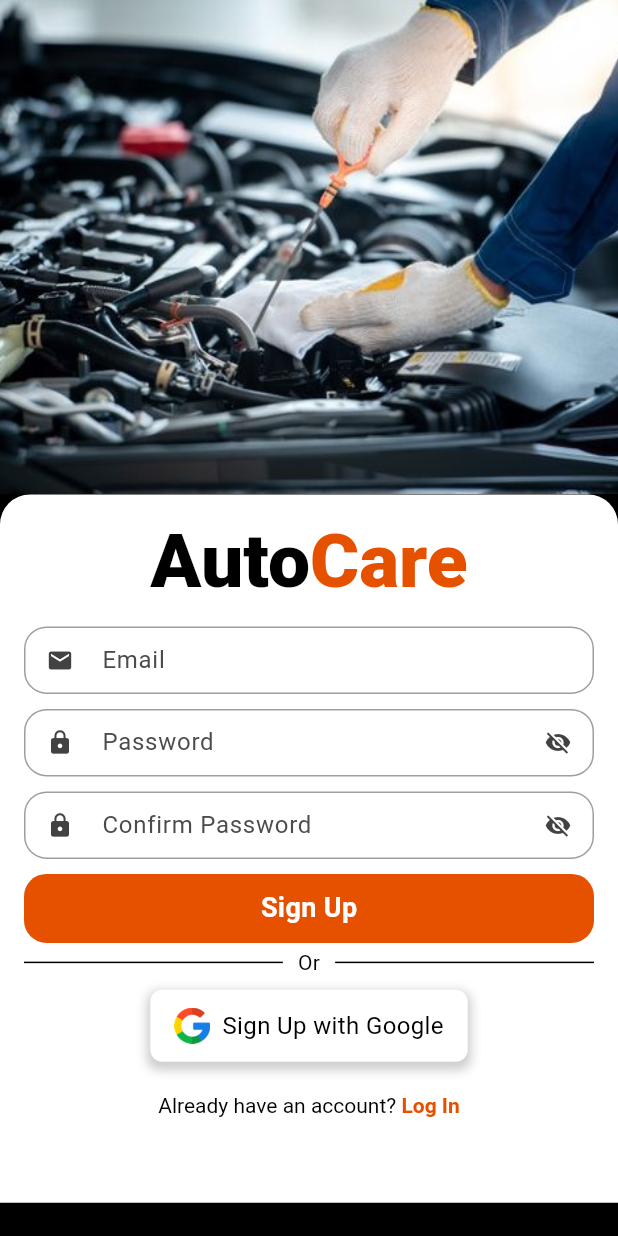
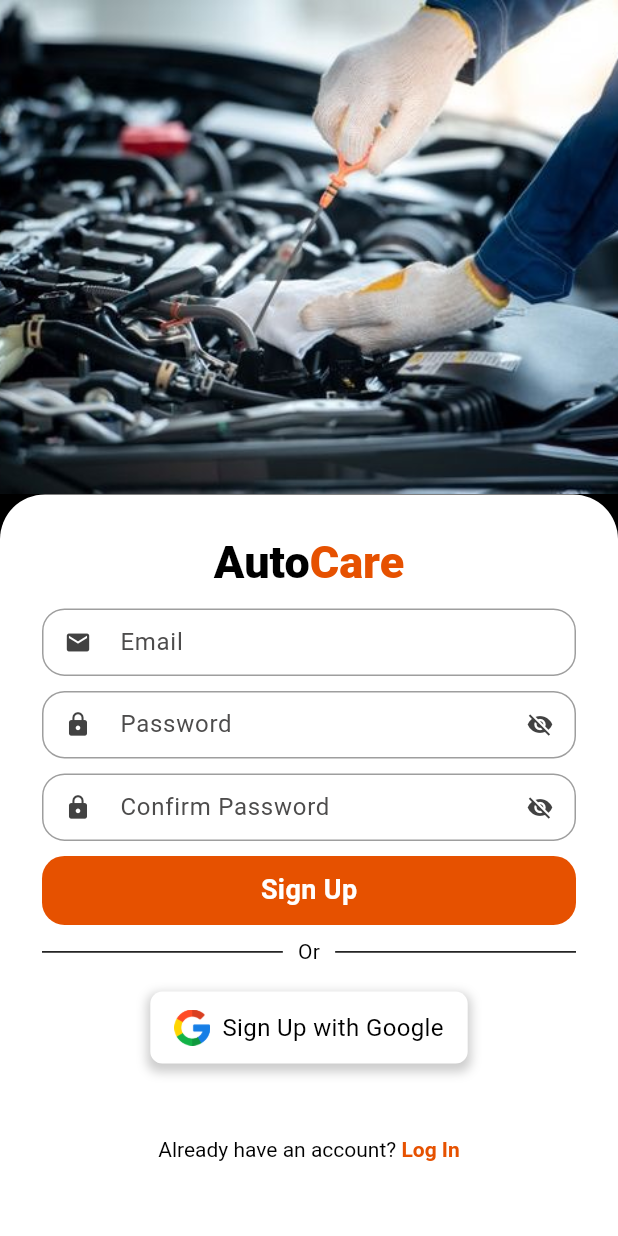
Before and after one commit to TechPyllars2024/AutoCareCarOwners, a Flutter app: the SignupScreen screen opened directly, on a phone screen of 412 x 824 dp. Run offline on Flutter 3.47's test engine with Material 3 defaults, Android fonts, the phone set to English and light mode, and no system bars; drawn by our look-alikes of flutter_animate; our stand-ins replace carousel_slider, cloud_firestore, curved_navigation_bar, firebase_auth, firebase_core, firebase_storage and 5 more; missing offline and left inert: flutter_pannable_rating_bar; accounts and stored records are empty.

Commit message:
update: sign up page

```diff
--- a/lib/Authentication/screens/signup.dart
+++ b/lib/Authentication/screens/signup.dart
@@ -133,9 +133,7 @@ class _SignupScreenState extends State<SignupScreen> {
     return Scaffold(
       backgroundColor: Colors.black,
       resizeToAvoidBottomInset: false,
-      body: SingleChildScrollView(
-        child: SizedBox(
-          child: Column(
+      body: Column(
         crossAxisAlignment: CrossAxisAlignment.center,
         children: <Widget>[
           // Sign Up Image
@@ -144,16 +142,19 @@ class _SignupScreenState extends State<SignupScreen> {
           ).animate().fadeIn(duration: const Duration(seconds: 2)),
 
           // Sign Up Form
-              Container(
-                padding: const EdgeInsets.all(16),
+          Expanded(
+            child: Container(
+              height: MediaQuery.of(context).size.height * 0.6,
+              padding: const EdgeInsets.all(20),
               decoration: const BoxDecoration(
                 color: Colors.white,
-                  borderRadius: BorderRadius.only(
-                    topLeft: Radius.circular(20),
-                    topRight: Radius.circular(20),
+                borderRadius: BorderRadius.only(topLeft: Radius.circular(30), topRight: Radius.circular(30)),
               ),
-                ),
+              child: SingleChildScrollView(
+                child: Padding(
+                  padding: const EdgeInsets.all(8.0),
                   child: Column(
+                    mainAxisSize: MainAxisSize.min,
                     children: <Widget>[
                       Container(
                         margin: const EdgeInsets.only(bottom: 8),
@@ -164,7 +165,7 @@ class _SignupScreenState extends State<SignupScreen> {
                                 text: "Auto",
                                 style: TextStyle(
                                   fontWeight: FontWeight.w900,
-                                fontSize: 50,
+                                  fontSize: 30,
                                   color: Colors.black,
                                 ),
                               ),
@@ -172,7 +173,7 @@ class _SignupScreenState extends State<SignupScreen> {
                                 text: "Care",
                                 style: TextStyle(
                                   fontWeight: FontWeight.w900,
-                                fontSize: 50,
+                                  fontSize: 30,
                                   color: Colors.orange.shade900,
                                 ),
                               ),
@@ -251,19 +252,19 @@ class _SignupScreenState extends State<SignupScreen> {
 
                       // Sign Up OR
                       const Padding(
-                      padding: EdgeInsets.only(top: 3.0),
+                        padding: EdgeInsets.only(top: 8.0),
                         child: Or(),
                       ),
 
                       // Sign Up with Google
-                    SizedBox(height: size.height * 0.01),
+                      SizedBox(height: size.height * 0.02),
                       GoogleButton(
                         onTap: signInWithGoogle,
                         hintText: 'Sign Up with Google',
                       ),
 
                       // Already have an account? Log In
-                    const SizedBox(height: 5),
+                      SizedBox(height: size.height * 0.04),
                       TextButton(
                         onPressed: () {
                           Navigator.push(
@@ -301,15 +302,16 @@ class _SignupScreenState extends State<SignupScreen> {
                       const SizedBox(height: 25)
                     ],
                   ),
+                ),
+              ),
             ).animate().slide(
               duration: const Duration(milliseconds: 1000),
               curve: Curves.easeInOut,
               begin: const Offset(0, 1),
               end: const Offset(0, 0),
             ),
+          ),
         ],
-          ),
-        ),
       ),
     );
   }
```
Lines whose indentation alone changed are shown as unchanged.
